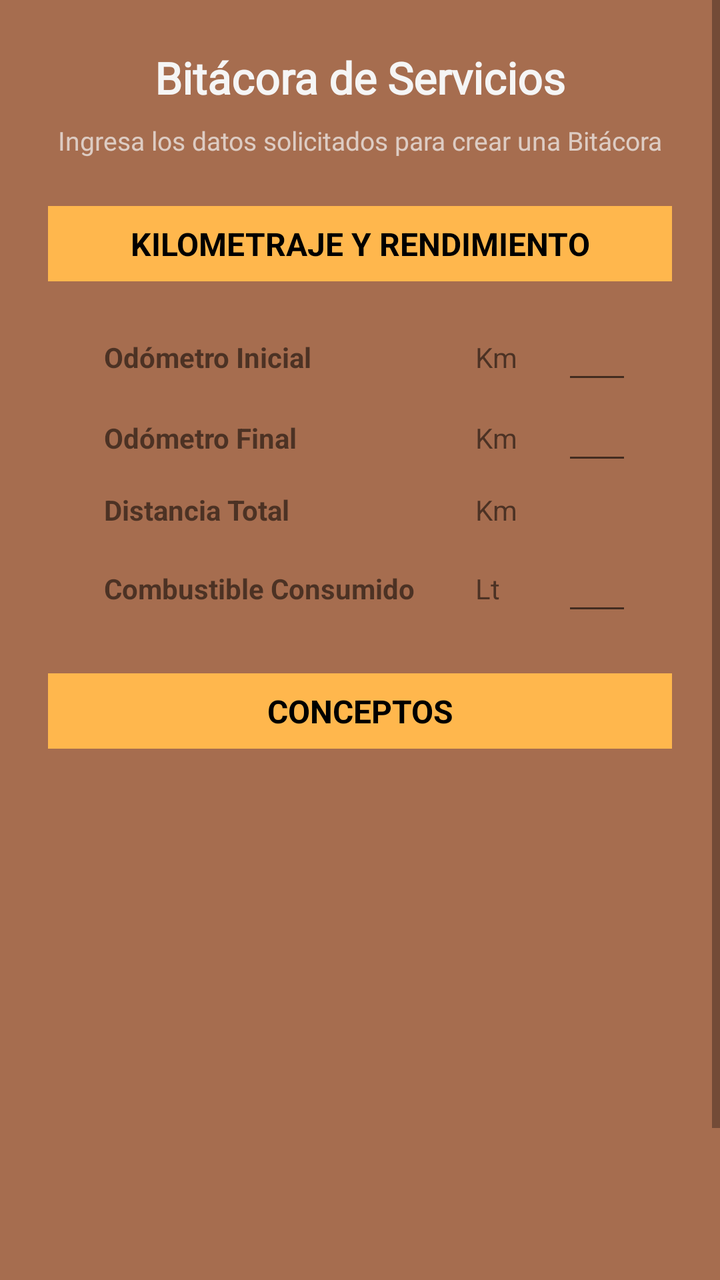
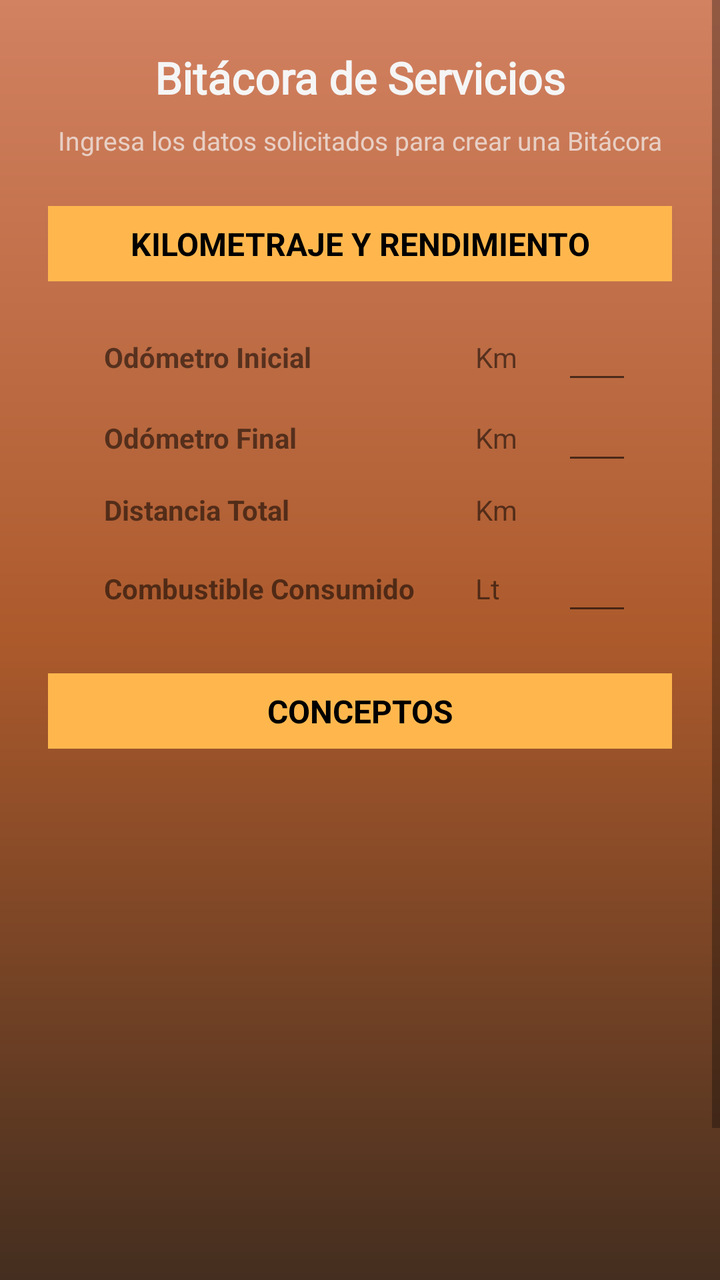

Screens rendered from an Android XML layout before and after an edit, with the pre-edit source and the edit as a unified diff.
<!-- AndroidManifest.xml: application theme Theme.Satori_by_Aristo -->
<!-- res/layout/activity_nueva_bitacora2.xml -->
<?xml version="1.0" encoding="utf-8"?>
<ScrollView xmlns:android="http://schemas.android.com/apk/res/android"
    xmlns:app="http://schemas.android.com/apk/res-auto"
    xmlns:tools="http://schemas.android.com/tools"
    android:id="@+id/main"
    android:layout_width="match_parent"
    android:layout_height="match_parent"
    android:background="@color/naranja_fondo"
    tools:context=".Bitacoras.Operador.NuevaBitacora2">

    <LinearLayout
        android:layout_width="match_parent"
        android:layout_height="wrap_content"
        android:orientation="vertical"
        android:padding="24dp">

        
        <TextView
            android:layout_width="match_parent"
            android:layout_height="wrap_content"
            android:text="Bitácora de Servicios"
            android:textColor="@color/blanco_hueso"
            android:textSize="22sp"
            android:textStyle="bold"
            android:fontFamily="@font/rob_bold"
            android:gravity="center"
            android:layout_marginBottom="8dp" />

        
        <TextView
            android:layout_width="match_parent"
            android:layout_height="wrap_content"
            android:text="Ingresa los datos solicitados para crear una Bitácora"
            android:textColor="@color/blanco_hueso"
            android:textSize="13sp"
            android:fontFamily="@font/rob_med"
            android:gravity="center"
            android:alpha="0.7"
            android:layout_marginBottom="24dp" />

        
        <TextView
            android:layout_width="match_parent"
            android:layout_height="wrap_content"
            android:background="@color/naranja_suave"
            android:gravity="center"
            android:padding="8dp"
            android:text="KILOMETRAJE Y RENDIMIENTO"
            android:textColor="@color/black"
            android:textSize="16sp"
            android:textStyle="bold"
            android:layout_marginBottom="16dp" />

        
        <TableLayout
            android:layout_width="match_parent"
            android:layout_height="wrap_content"
            android:stretchColumns="*"
            android:layout_marginHorizontal="20dp"
            android:background="@android:color/transparent">

            <TableRow>
                <TextView
                    android:text="Odómetro Inicial"
                    android:padding="8dp"
                    android:textStyle="bold"/>
                <TextView
                    android:text="Km"
                    android:padding="8dp"/>
                <EditText
                    android:id="@+id/odometroInicialBitacora"
                    android:padding="8dp"
                    android:inputType="numberDecimal"/>
            </TableRow>

            <TableRow>
                <TextView
                    android:text="Odómetro Final"
                    android:padding="8dp"
                    android:textStyle="bold"/>
                <TextView
                    android:text="Km"
                    android:padding="8dp"/>
                <EditText
                    android:id="@+id/odometroFinalBitacora"
                    android:padding="8dp"
                    android:inputType="numberDecimal"/>
            </TableRow>

            <TableRow>
                <TextView
                    android:text="Distancia Total"
                    android:padding="8dp"
                    android:textStyle="bold"/>
                <TextView
                    android:text="Km"
                    android:padding="8dp"/>
                <TextView
                    android:id="@+id/distanciaTotalBitacora"
                    android:padding="8dp"
                    android:textColor="@color/black"
                    android:textStyle="bold"/>
            </TableRow>


            <TableRow>
                <TextView
                    android:text="Combustible Consumido"
                    android:padding="8dp"
                    android:textStyle="bold"/>
                <TextView
                    android:text="Lt"
                    android:padding="8dp"/>
                <EditText
                    android:id="@+id/combustibleConsumidoBitacora"
                    android:padding="8dp"
                    android:inputType="numberDecimal"/>
            </TableRow>
        </TableLayout>

        
        <TextView
            android:layout_width="match_parent"
            android:layout_height="wrap_content"
            android:background="@color/naranja_suave"
            android:gravity="center"
            android:padding="8dp"
            android:text="CONCEPTOS"
            android:textColor="@color/black"
            android:textSize="16sp"
            android:textStyle="bold"
            android:layout_marginTop="24dp"
            android:layout_marginBottom="16dp" />

        
        <ListView
            android:id="@+id/listViewAnticipos"
            android:layout_width="match_parent"
            android:layout_height="200dp"
            android:divider="@android:color/darker_gray"
            android:dividerHeight="1dp"
            android:background="@android:color/transparent"
            android:layout_marginBottom="24dp"/>





        
        <LinearLayout
            android:layout_width="match_parent"
            android:layout_height="wrap_content"
            android:orientation="horizontal"
            android:layout_marginTop="32dp">

            <com.google.android.material.button.MaterialButton
                android:id="@+id/atrasBitacora"
                style="@style/Widget.MaterialComponents.Button.OutlinedButton"
                android:layout_width="0dp"
                android:layout_height="56dp"
                android:layout_weight="1"
                android:text="ATRÁS"
                android:textColor="@color/blanco_hueso"
                app:strokeColor="@color/blanco_hueso"
                app:strokeWidth="2dp"
                app:cornerRadius="16dp"
                android:layout_marginEnd="8dp"/>

            <com.google.android.material.button.MaterialButton
                android:id="@+id/siguienteBitacora"
                android:layout_width="0dp"
                android:layout_height="56dp"
                android:layout_weight="1"
                android:text="SIGUIENTE"
                android:textColor="@android:color/white"
                app:backgroundTint="@color/naranja_boton"
                app:cornerRadius="16dp"
                app:elevation="4dp"
                android:layout_marginStart="8dp"/>
        </LinearLayout>

    </LinearLayout>
</ScrollView>
<!-- resources referenced by this layout -->
<resources>
  <color name="black">#FF000000</color>
  <color name="blanco_hueso">#F5F5F5</color>
  <color name="naranja_boton">#D98252</color>
  <color name="naranja_fondo">#A66D4F</color>
  <color name="naranja_suave">#FFB74D</color>
  <style name="Theme.Satori_by_Aristo" parent="Theme.MaterialComponents.DayNight.DarkActionBar">
          
          <item name="colorPrimary">@color/orange</item>
          <item name="colorPrimaryVariant">@color/orange_dark</item>
          <item name="colorOnPrimary">@color/white</item>
          <item name="colorSecondary">@color/grey</item>
          <item name="colorOnSecondary">@color/black</item>
      </style>
  <color name="orange">#FF9800</color>
  <color name="orange_dark">#F57C00</color>
  <color name="white">#FFFFFFFF</color>
  <color name="grey">#BF040303</color>
</resources>

<!-- the commit's change to res/layout/activity_nueva_bitacora2.xml (unified diff, before → after) -->
@@ -5,7 +5,7 @@
     android:id="@+id/main"
     android:layout_width="match_parent"
     android:layout_height="match_parent"
-    android:background="@color/naranja_fondo"
+    android:background="@drawable/bg_gradient"
     tools:context=".Bitacoras.Operador.NuevaBitacora2">
 
     <LinearLayout
<!-- resource entries referenced after the edit -->
@@ -3,8 +3,16 @@
   <color name="black">#FF000000</color>
   <color name="blanco_hueso">#F5F5F5</color>
   <color name="naranja_boton">#D98252</color>
-  <color name="naranja_fondo">#A66D4F</color>
   <color name="naranja_suave">#FFB74D</color>
+  <!-- drawable bg_gradient (drawable) -->
+  <shape xmlns:android="http://schemas.android.com/apk/res/android"
+      android:shape="rectangle">
+      <gradient
+          android:startColor="#442E1F"
+          android:centerColor="#AC5A2C"
+          android:endColor="#D28161"
+          android:angle="90"/>
+  </shape>
   <style name="Theme.Satori_by_Aristo" parent="Theme.MaterialComponents.DayNight.DarkActionBar">
           
           <item name="colorPrimary">@color/orange</item>
@@ -12,6 +20,12 @@
           <item name="colorOnPrimary">@color/white</item>
           <item name="colorSecondary">@color/grey</item>
           <item name="colorOnSecondary">@color/black</item>
+  
+          
+          <item name="android:statusBarColor">@color/orange_dark</item> 
+          <item name="android:windowDrawsSystemBarBackgrounds">true</item> 
+          <item name="windowActionBar">true</item>
+          <item name="windowNoTitle">false</item>
       </style>
   <color name="orange">#FF9800</color>
   <color name="orange_dark">#F57C00</color>
